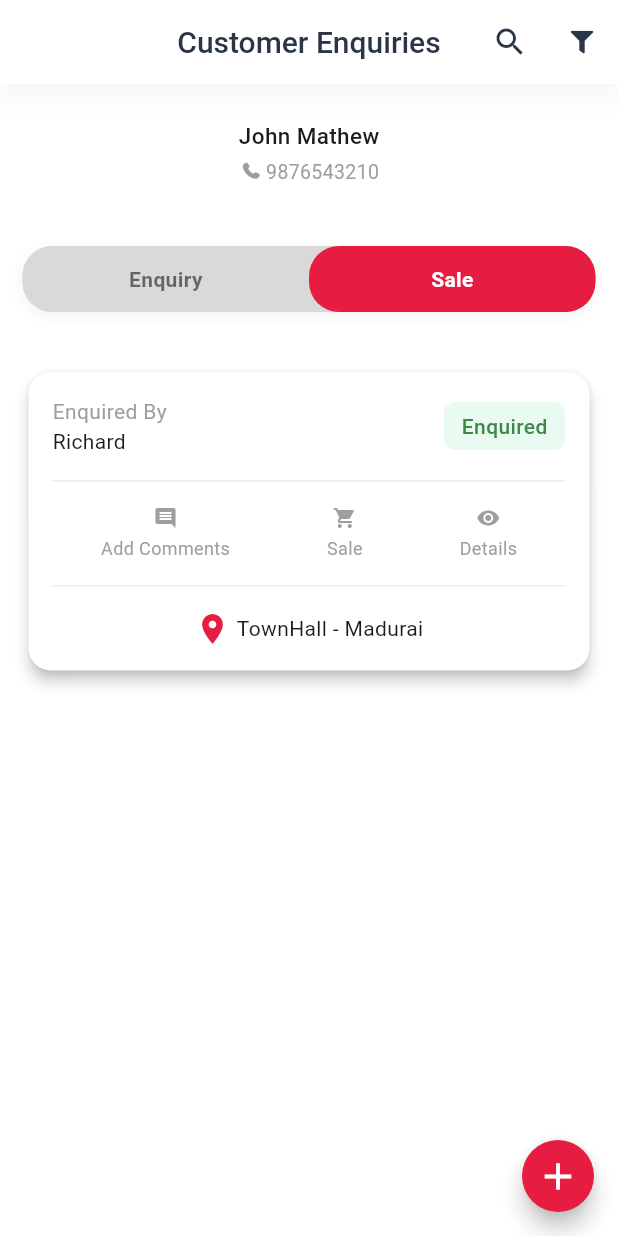
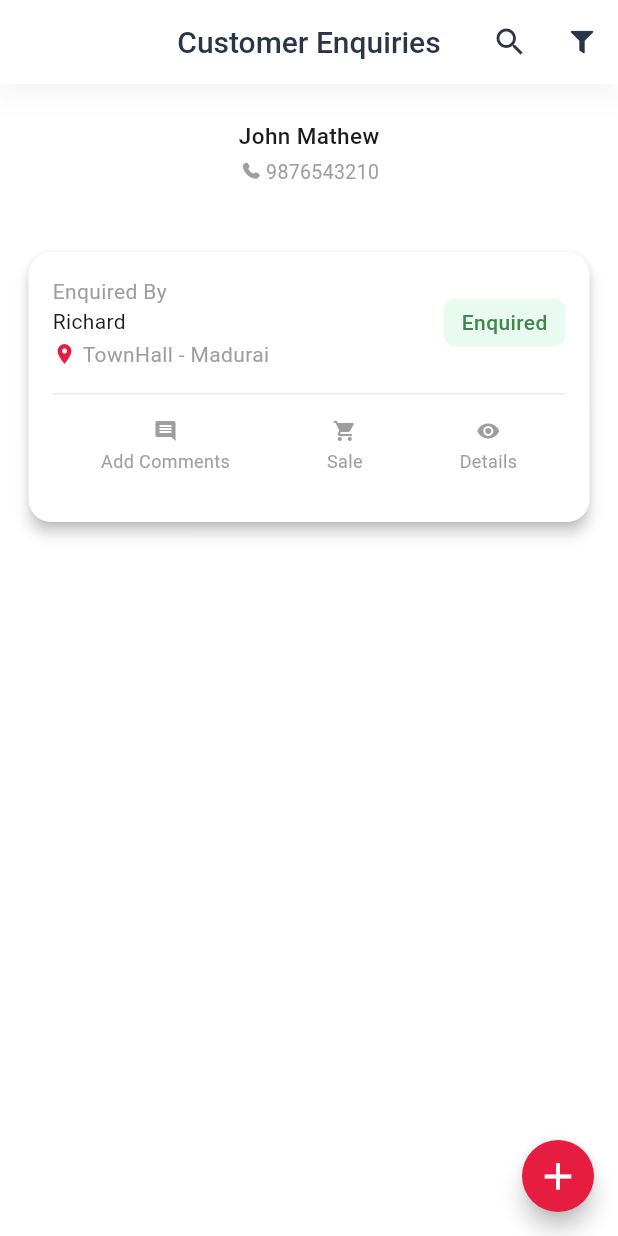
Before and after one commit to PrakashkumarM/sacs_app, a Flutter app: the CustomerEnquiries widget shown alone on an empty page, opened directly, after a tap on "Sale", on a phone screen of 412 x 824 dp. Run offline on Flutter 3.47's test engine with Material 3 defaults, Android fonts, the phone set to English and light mode, and no system bars; our stand-ins replace dio, dropdown_search, easy_stepper, get, grouped_list, image_picker and 1 more; missing offline and left inert: pointer_interceptor; accounts and stored records are empty; network calls fail; project files that could hold a hidden picture were left out.

Commit message:
PR comment fix and figma changes

```diff
--- a/lib/app/core/values/text_string.dart
+++ b/lib/app/core/values/text_string.dart
@@ -146,6 +146,7 @@ class TextString {
   static const String model = "Model";
   static const String customer = "Customer";
 
+  static const String feedback = "Feedback";
   static const String customerFeedback = "Customer Feedback";
   static const String noItemsFound = "No Items Found!";
   static const String plsSelect = "Please select";
--- a/lib/app/screens/customer_enquiries/view.dart
+++ b/lib/app/screens/customer_enquiries/view.dart
@@ -68,104 +68,6 @@ class CustomerEnquiries extends StatelessWidget {
         SizedBox(
           height: 24,
         ),
-        // Enquiry / Sale Toggle Buttons with rounded corners and animation
-        Container(
-          decoration: BoxDecoration(
-            color:
-                CustomColors.lightGrey, // Background color for the button area
-            borderRadius: BorderRadius.circular(
-                20), // Rounded corners for the entire container
-            boxShadow: [
-              BoxShadow(
-                color: CustomColors.lightGrey.withOpacity(0.2),
-                spreadRadius: 2,
-                blurRadius: 5,
-                offset: Offset(0, 3), // changes position of shadow
-              ),
-            ],
-          ),
-          child: Row(
-            children: [
-              // Enquiry Button
-              Expanded(
-                child: GestureDetector(
-                  onTap: () {
-                    controller.isEnquirySelected(true);
-                  },
-                  child: Obx(
-                    () => AnimatedContainer(
-                      duration: Duration(milliseconds: 300),
-                      decoration: BoxDecoration(
-                        color: controller.isEnquirySelected.value
-                            ? CustomColors.selectionColor
-                            : CustomColors.lightGrey,
-                        borderRadius: BorderRadius.only(
-                          topLeft: Radius.circular(20),
-                          bottomLeft: Radius.circular(20),
-                          topRight: Radius.circular(
-                              controller.isEnquirySelected.value ? 20 : 0),
-                          bottomRight: Radius.circular(
-                              controller.isEnquirySelected.value ? 20 : 0),
-                        ),
-                      ),
-                      padding: EdgeInsets.symmetric(vertical: 12),
-                      child: Center(
-                        child: Text(
-                          'Enquiry',
-                          style: TextStyle(
-                            color: controller.isEnquirySelected.value
-                                ? Colors.white
-                                : Colors.black54,
-                            fontWeight: FontWeight.bold,
-                          ),
-                        ),
-                      ),
-                    ),
-                  ),
-                ),
-              ),
-              // Sale Button
-              Expanded(
-                child: GestureDetector(
-                  onTap: () {
-                    controller.isEnquirySelected(false);
-                  },
-                  child: Obx(
-                    () => AnimatedContainer(
-                      duration: Duration(milliseconds: 300),
-                      decoration: BoxDecoration(
-                        color: !controller.isEnquirySelected.value
-                            ? CustomColors.selectionColor
-                            : CustomColors.lightGrey,
-                        borderRadius: BorderRadius.only(
-                          topRight: Radius.circular(20),
-                          bottomRight: Radius.circular(20),
-                          topLeft: Radius.circular(
-                              !controller.isEnquirySelected.value ? 20 : 0),
-                          bottomLeft: Radius.circular(
-                              !controller.isEnquirySelected.value ? 20 : 0),
-                        ),
-                      ),
-                      padding: EdgeInsets.symmetric(vertical: 12),
-                      child: Center(
-                        child: Text(
-                          'Sale',
-                          style: TextStyle(
-                            color: !controller.isEnquirySelected.value
-                                ? Colors.white
-                                : Colors.black54,
-                            fontWeight: FontWeight.bold,
-                          ),
-                        ),
-                      ),
-                    ),
-                  ),
-                ),
-              ),
-            ],
-          ),
-        ),
-        const SizedBox(height: 36),
 
         // Card with enquiry information and actions
         Card(
@@ -182,7 +84,7 @@ class CustomerEnquiries extends StatelessWidget {
                 // Enquired By
                 Row(
                   children: [
-                    const Column(
+                    Column(
                       crossAxisAlignment: CrossAxisAlignment.start,
                       children: [
                         Text(
@@ -194,6 +96,24 @@ class CustomerEnquiries extends StatelessWidget {
                           style: TextStyle(
                             fontWeight: FontWeight.w400,
                           ),
+                        ),
+                        const SizedBox(height: 2),
+                        Row(
+                          mainAxisAlignment: MainAxisAlignment.start,
+                          children: [
+                            Icon(
+                              Icons.location_on,
+                              color: CustomColors.selectionColor,
+                              size: 16.0,
+                            ),
+                            const SizedBox(
+                              width: 4,
+                            ),
+                            const Text(
+                              "TownHall - Madurai",
+                              style: TextStyle(color: CustomColors.grey),
+                            )
+                          ],
                         ),
                       ],
                     ),
@@ -236,32 +156,6 @@ class CustomerEnquiries extends StatelessWidget {
                   ],
                 ),
                 const SizedBox(height: 16),
-
-                Divider(
-                  color: CustomColors.lightGrey.withOpacity(0.5),
-                  height: 1,
-                ),
-                const SizedBox(height: 16),
-
-                Center(
-                  child: Row(
-                    mainAxisAlignment: MainAxisAlignment.center,
-                    children: [
-                      Icon(
-                        Icons.location_on,
-                        color: CustomColors.selectionColor,
-                      ),
-                      SizedBox(
-                        width: 4,
-                      ),
-                      Text(
-                        "TownHall - Madurai",
-                        style: TextStyle(
-                            fontWeight: FontWeight.w400, fontSize: 14),
-                      )
-                    ],
-                  ),
-                )
               ],
             ),
           ),
--- a/lib/app/screens/customer_feedback/view.dart
+++ b/lib/app/screens/customer_feedback/view.dart
@@ -2,6 +2,7 @@ import 'package:flutter/material.dart';
 import 'package:get/get.dart';
 
 import 'package:sacs_app/app/common/widgets/main_layout.dart';
+import 'package:sacs_app/app/core/values/colors.dart';
 import 'package:sacs_app/app/core/values/text_string.dart';
 import 'package:sacs_app/app/screens/home/contoller.dart';
 import 'package:sacs_app/app/screens/home/widgets/customer_feedback_widget.dart';
@@ -14,11 +15,27 @@ class CustomerFeedback extends StatelessWidget {
     final HomeController homeController = Get.put(HomeController());
 
     return MainLayout(
-      title: TextString.customerFeedback,
-      showBackButton: true,
-      body: CustomerFeedbackWidget(
-        controller: homeController,
-      ),
-    );
+        title: TextString.feedback,
+        showBackButton: true,
+        body: Column(
+          crossAxisAlignment:
+              CrossAxisAlignment.start, // Align children to the start
+          children: [
+            const SizedBox(
+              height: 15,
+            ),
+            Text(
+              'Waiting For Customer Feedback',
+              style: TextStyle(
+                fontWeight: FontWeight.w500,
+                fontSize: 17.0,
+                color: CustomColors.black,
+              ),
+            ),
+            CustomerFeedbackWidget(
+              controller: homeController,
+            ),
+          ],
+        ));
   }
 }
--- a/lib/app/screens/home/view.dart
+++ b/lib/app/screens/home/view.dart
@@ -229,7 +229,7 @@ class HomeScreen extends StatelessWidget {
                 crossAxisCount: 2,
                 mainAxisSpacing: 16,
                 crossAxisSpacing: 16,
-                childAspectRatio: 1.8,
+                childAspectRatio: 1.62,
               ),
               physics:
                   NeverScrollableScrollPhysics(), // Disable scrolling inside grid
@@ -254,18 +254,20 @@ class HomeScreen extends StatelessWidget {
   Widget _buildStatCard(String title, String value, Color color,
       Color textColor, String iconName, double screenWidth) {
     return SizedBox(
-      height: 120, // Set a fixed height for the card
+      height: 160, // Set a fixed height for the card
       child: Container(
         decoration: BoxDecoration(
           color: color,
           borderRadius: BorderRadius.circular(8.0),
         ),
         child: Padding(
-          padding: const EdgeInsets.symmetric(horizontal: 8.0, vertical: 10.0),
+          padding: const EdgeInsets.symmetric(horizontal: 8.0, vertical: 12.0),
           child: Column(
             crossAxisAlignment: CrossAxisAlignment.start,
             children: [
               Row(
+                crossAxisAlignment:
+                    CrossAxisAlignment.start, // Align icon to top
                 children: [
                   Icon(
                     CustomIcons.getIconData(iconName),
@@ -277,12 +279,13 @@ class HomeScreen extends StatelessWidget {
                     child: Text(
                       title,
                       style: TextStyle(
-                        fontWeight: FontWeight.w400,
-                        fontSize: 14.0,
+                        fontWeight: FontWeight.w500,
+                        fontSize: 16.0,
                         color: textColor,
                       ),
-                      textAlign: TextAlign.left, // Align text to the left
-                      maxLines: 2, // Allow text to wrap into two lines
+                      softWrap: true,
+                      maxLines: 2,
+                      overflow: TextOverflow.ellipsis,
                     ),
                   ),
                 ],
```
